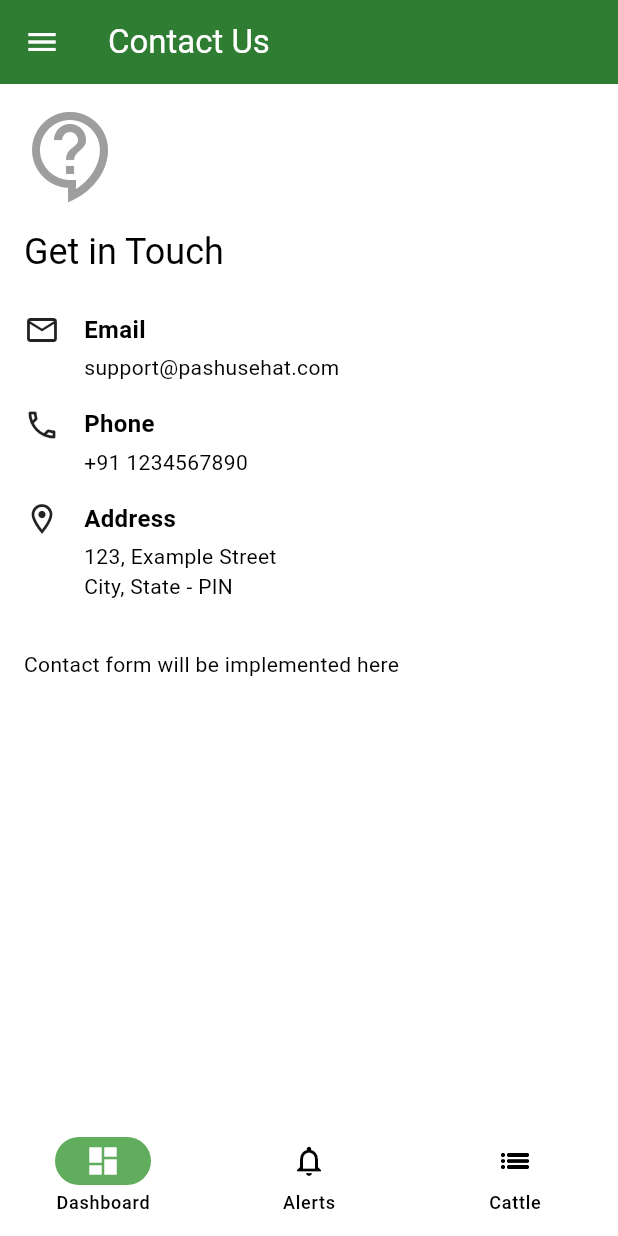
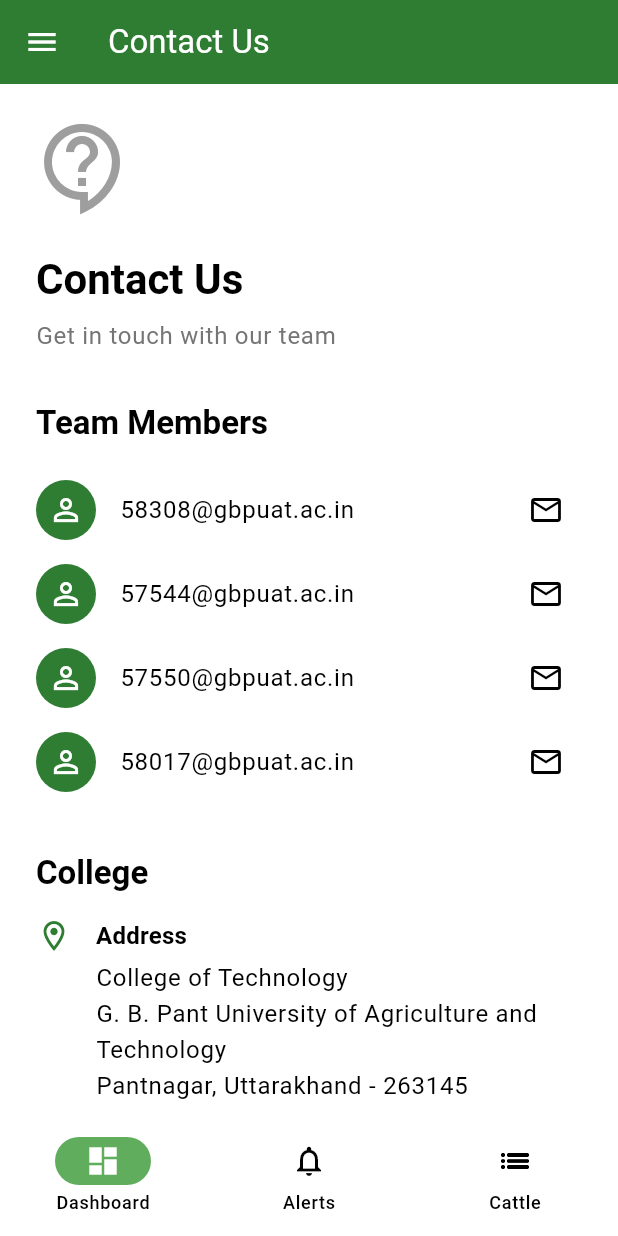
Before and after one commit to RitwikSingh28/PashuSehat, a Flutter app: the ContactScreen screen opened by its route, on a phone screen of 412 x 824 dp. Run offline on Flutter 3.47's test engine with Material 3 defaults, Android fonts, the phone set to English and light mode, and no system bars; our stand-ins replace fl_chart, flutter_bloc, freezed_annotation, go_router.

Commit message:
update contact details page

```diff
--- a/lib/features/auth/screens/login_screen.dart
+++ b/lib/features/auth/screens/login_screen.dart
@@ -55,7 +55,6 @@ class _LoginScreenState extends State<LoginScreen> with SingleTickerProviderStat
       ScaffoldMessenger.of(context).showSnackBar(
         const SnackBar(content: Text('Logging in...')),
       );
-      print("Routing to ${RouteNames.dashboard}");
       GoRouter.of(context).go(RouteNames.dashboard);
     }
   }
--- a/lib/features/contact/screens/contact_screen.dart
+++ b/lib/features/contact/screens/contact_screen.dart
@@ -1,10 +1,24 @@
 import 'package:flutter/material.dart';
+import 'package:url_launcher/url_launcher.dart';
 
 class ContactScreen extends StatelessWidget {
   const ContactScreen({super.key});
 
+  void _launchEmail(String email) async {
+    final Uri emailLaunchUri = Uri(
+      scheme: 'mailto',
+      path: email,
+    );
+
+    if (await canLaunchUrl(emailLaunchUri)) {
+      await launchUrl(emailLaunchUri);
+    }
+  }
+
   @override
   Widget build(BuildContext context) {
+    final theme = Theme.of(context);
+
     return Scaffold(
       appBar: AppBar(
         title: const Text('Contact Us'),
@@ -14,7 +28,7 @@ class ContactScreen extends StatelessWidget {
         ),
       ),
       body: SingleChildScrollView(
-        padding: const EdgeInsets.all(16),
+        padding: const EdgeInsets.all(24),
         child: Column(
           crossAxisAlignment: CrossAxisAlignment.start,
           children: [
@@ -23,33 +37,51 @@ class ContactScreen extends StatelessWidget {
               size: 64,
               color: Colors.grey,
             ),
-            const SizedBox(height: 16),
+            const SizedBox(height: 24),
             Text(
-              'Get in Touch',
-              style: Theme.of(context).textTheme.headlineSmall,
+              'Contact Us',
+              style: theme.textTheme.headlineMedium?.copyWith(
+                fontWeight: FontWeight.bold,
+              ),
             ),
-            const SizedBox(height: 24),
-            _buildContactItem(
-              icon: Icons.email_outlined,
-              title: 'Email',
-              content: 'support@pashusehat.com',
+            const SizedBox(height: 8),
+            Text(
+              'Get in touch with our team',
+              style: theme.textTheme.bodyLarge?.copyWith(
+                color: Colors.grey[600],
+              ),
+            ),
+            const SizedBox(height: 32),
+            Text(
+              'Team Members',
+              style: theme.textTheme.titleLarge?.copyWith(
+                fontWeight: FontWeight.bold,
+              ),
             ),
             const SizedBox(height: 16),
-            _buildContactItem(
-              icon: Icons.phone_outlined,
-              title: 'Phone',
-              content: '+91 1234567890',
+            ListView(
+              shrinkWrap: true,
+              physics: const NeverScrollableScrollPhysics(),
+              children: [
+                _buildEmailTile('58308@gbpuat.ac.in', theme),
+                _buildEmailTile('57544@gbpuat.ac.in', theme),
+                _buildEmailTile('57550@gbpuat.ac.in', theme),
+                _buildEmailTile('58017@gbpuat.ac.in', theme),
+              ],
+            ),
+            const SizedBox(height: 32),
+            Text(
+              'College',
+              style: theme.textTheme.titleLarge?.copyWith(
+                fontWeight: FontWeight.bold,
+              ),
             ),
             const SizedBox(height: 16),
             _buildContactItem(
               icon: Icons.location_on_outlined,
               title: 'Address',
-              content: '123, Example Street\nCity, State - PIN',
-            ),
-            const SizedBox(height: 32),
-            const Text(
-              'Contact form will be implemented here',
-              textAlign: TextAlign.center,
+              content: 'College of Technology\nG. B. Pant University of Agriculture and Technology\nPantnagar, Uttarakhand - 263145',
+              theme: theme,
             ),
           ],
         ),
@@ -57,15 +89,30 @@ class ContactScreen extends StatelessWidget {
     );
   }
 
+  Widget _buildEmailTile(String email, ThemeData theme) {
+    return ListTile(
+      leading: const CircleAvatar(
+        child: Icon(Icons.person_outline),
+      ),
+      title: Text(email),
+      trailing: IconButton(
+        icon: const Icon(Icons.email_outlined),
+        onPressed: () => _launchEmail(email),
+      ),
+      contentPadding: EdgeInsets.zero,
+    );
+  }
+
   Widget _buildContactItem({
     required IconData icon,
     required String title,
     required String content,
+    required ThemeData theme,
   }) {
     return Row(
       crossAxisAlignment: CrossAxisAlignment.start,
       children: [
-        Icon(icon, size: 24),
+        Icon(icon, size: 24, color: theme.primaryColor),
         const SizedBox(width: 16),
         Expanded(
           child: Column(
@@ -73,13 +120,15 @@ class ContactScreen extends StatelessWidget {
             children: [
               Text(
                 title,
-                style: const TextStyle(
+                style: theme.textTheme.titleMedium?.copyWith(
                   fontWeight: FontWeight.bold,
-                  fontSize: 16,
                 ),
               ),
               const SizedBox(height: 4),
-              Text(content),
+              Text(
+                content,
+                style: theme.textTheme.bodyLarge,
+              ),
             ],
           ),
         ),
--- a/pubspec.yaml
+++ b/pubspec.yaml
@@ -28,6 +28,7 @@ dependencies:
   # Utils
   intl: ^0.19.0
   logger: ^2.0.2+1
+  url_launcher: ^6.2.5
 
 dev_dependencies:
   flutter_test:
```
Also changed, not shown: pubspec.lock, 6 other files.
